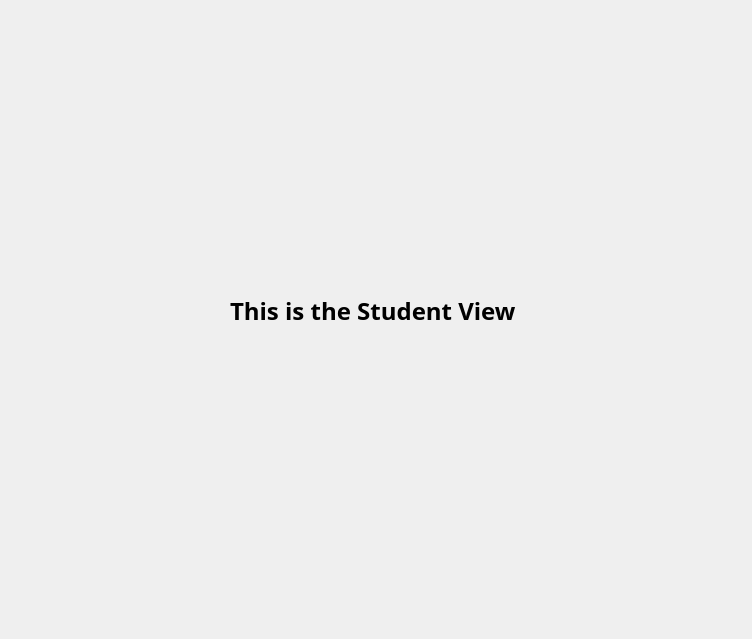
First picture: the form in studentview.ui, repository nklalonde/Software-Engineering-Chang, before the edit.
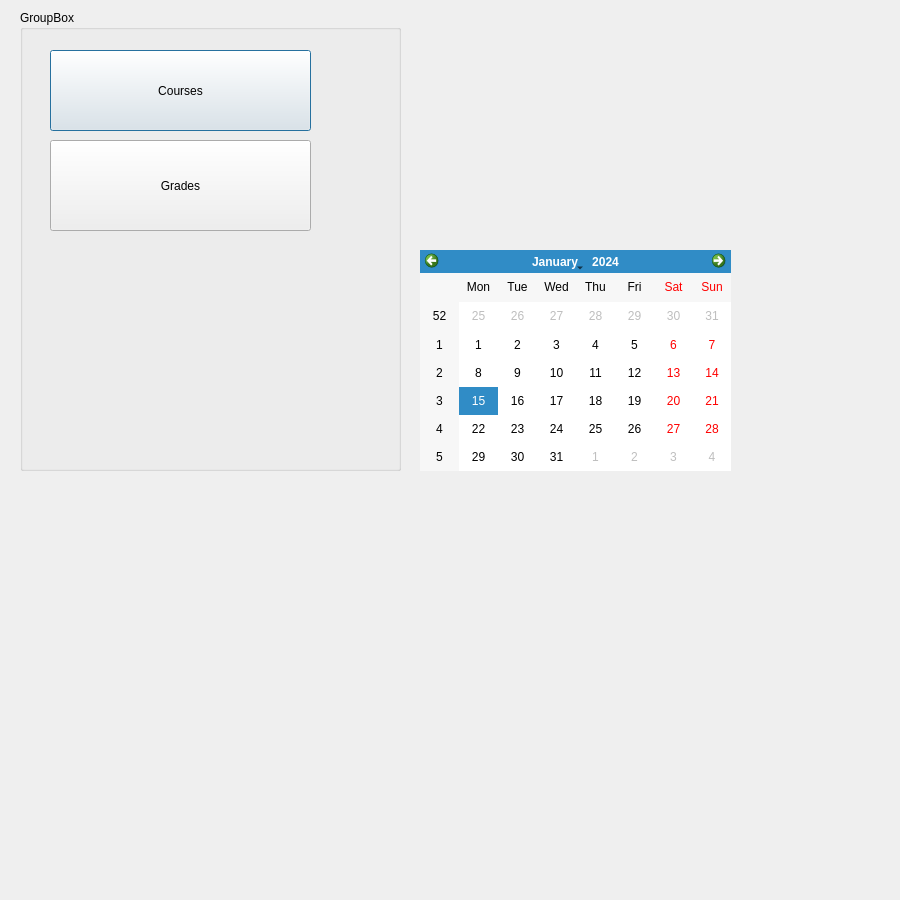
Second picture: the form after the edit.

The edit to the form file:
```diff
--- a/studentview.ui
+++ b/studentview.ui
@@ -6,33 +6,73 @@
    <rect>
     <x>0</x>
     <y>0</y>
-    <width>752</width>
-    <height>639</height>
+    <width>900</width>
+    <height>900</height>
    </rect>
   </property>
+  <property name="sizePolicy">
+   <sizepolicy hsizetype="MinimumExpanding" vsizetype="MinimumExpanding">
+    <horstretch>0</horstretch>
+    <verstretch>0</verstretch>
+   </sizepolicy>
+  </property>
+  <property name="minimumSize">
+   <size>
+    <width>900</width>
+    <height>900</height>
+   </size>
+  </property>
   <property name="windowTitle">
    <string>Dialog</string>
   </property>
-  <widget class="QLabel" name="label">
+  <widget class="QCalendarWidget" name="calendarWidget">
    <property name="geometry">
     <rect>
-     <x>230</x>
-     <y>230</y>
-     <width>371</width>
-     <height>161</height>
+     <x>420</x>
+     <y>250</y>
+     <width>311</width>
+     <height>221</height>
     </rect>
    </property>
-   <property name="font">
-    <font>
-     <family>Franklin Gothic Book</family>
-     <pointsize>18</pointsize>
-     <weight>75</weight>
-     <bold>true</bold>
-    </font>
+  </widget>
+  <widget class="QGroupBox" name="groupBox_StudentView">
+   <property name="geometry">
+    <rect>
+     <x>20</x>
+     <y>10</y>
+     <width>381</width>
+     <height>461</height>
+    </rect>
    </property>
-   <property name="text">
-    <string>This is the Student View</string>
+   <property name="title">
+    <string>GroupBox</string>
    </property>
+   <widget class="QPushButton" name="pushButton">
+    <property name="geometry">
+     <rect>
+      <x>30</x>
+      <y>40</y>
+      <width>261</width>
+      <height>81</height>
+     </rect>
+    </property>
+    <property name="text">
+     <string>Courses</string>
+    </property>
+   </widget>
+   <widget class="QPushButton" name="pushButton_2">
+    <property name="geometry">
+     <rect>
+      <x>30</x>
+      <y>130</y>
+      <width>261</width>
+      <height>91</height>
+     </rect>
+    </property>
+    <property name="text">
+     <string>Grades</string>
+    </property>
+   </widget>
   </widget>
  </widget>
  <resources/>
```
